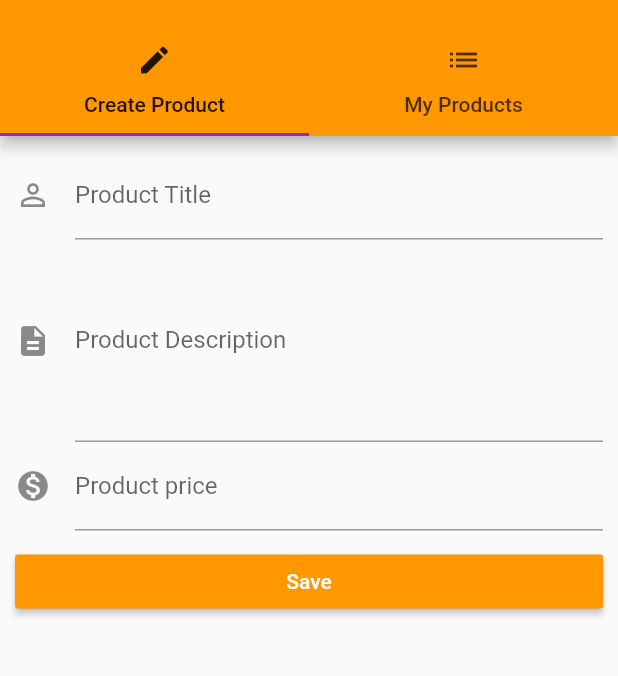
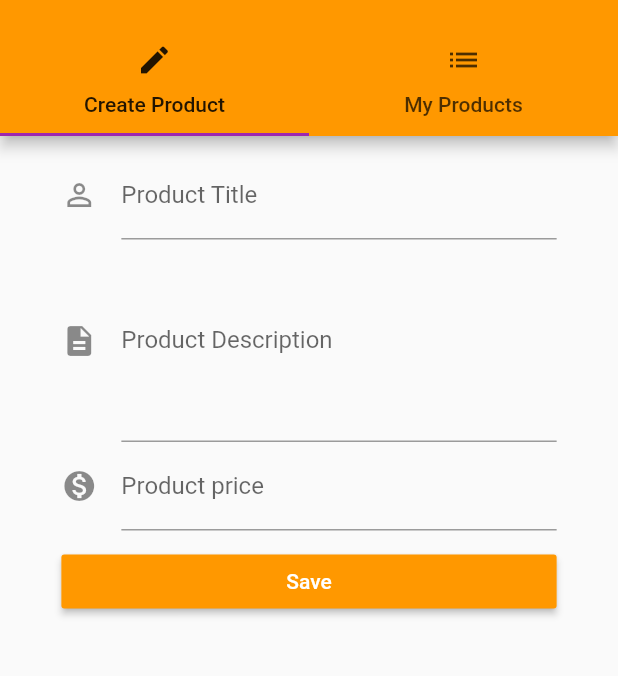
Before and after one commit to felipefschwade/cursoFlutterUdemy, a Flutter app: the AdminPage screen opened by its route, on a phone screen of 412 x 824 dp, the part 59-735 px from its top. Run offline on Flutter 3.47's test engine with Material 2 defaults, Android fonts, the phone set to English and light mode, and no system bars.

```diff
--- a/lib/drawer.dart
+++ b/lib/drawer.dart
@@ -1,4 +1,3 @@
-
 import 'package:flutter/material.dart';
 
 class CustomDrawer extends StatelessWidget {
@@ -37,5 +36,4 @@ class CustomDrawer extends StatelessWidget {
       ),
     );
   }
-
 }
--- a/lib/main.dart
+++ b/lib/main.dart
@@ -37,11 +37,13 @@ class _AppState extends State<App> {
         primarySwatch: Colors.orange,
         accentColor: Colors.purple,
         errorColor: Colors.red,
+        buttonColor: Colors.orange,
         primaryIconTheme: IconThemeData(
           color: Colors.white
         ),
         primaryTextTheme: TextTheme(
-          title: TextStyle(color: Colors.white)
+          title: TextStyle(color: Colors.white),
+          button: TextStyle(color: Colors.white),
         )
       ),
       home: AuthPage(),
--- a/lib/pages/product_create.dart
+++ b/lib/pages/product_create.dart
@@ -17,14 +17,8 @@ class _ProductCreateState extends State<ProductCreatePage> {
   String _description = "";
   double _price = 0.0;
 
-
-  @override
-  Widget build(BuildContext context) {
-    return Container(
-      margin: EdgeInsets.all(10.0),
-      child: ListView(
-      children: <Widget>[
-        TextField(
+  Widget _buildTitleTextField() {
+    return TextField(
       decoration: InputDecoration(
         labelText: 'Product Title',
         icon: Icon(Icons.perm_identity),
@@ -35,8 +29,11 @@ class _ProductCreateState extends State<ProductCreatePage> {
           _title = value;
         });
       },
-        ),
-        TextField(
+    );
+  }
+
+  Widget _buildDescriptionTextField() {
+    return TextField(
         decoration: InputDecoration(
         labelText: 'Product Description',
         icon: Icon(Icons.description),
@@ -48,8 +45,11 @@ class _ProductCreateState extends State<ProductCreatePage> {
           _description = value;
         });
       },
-        ),
-        TextField(
+    );
+  }
+
+  Widget _buildPriceTextField() {
+    return TextField(
       decoration: InputDecoration(
         labelText: 'Product price',
         icon: Icon(Icons.monetization_on),
@@ -61,17 +61,38 @@ class _ProductCreateState extends State<ProductCreatePage> {
           _price = double.parse(value);
         });
       },
-        ),
+    );
+  }
+
+  void _submitForm() {
+    final Map<String, dynamic> product = {
+      'title': _title,
+      'price': _price,
+      'description': _description,
+      'image': 'assets/food.jpg'
+    };
+    widget.addProduct(product);
+    Navigator.pushReplacementNamed(context, '/products');
+  }
+
+  @override
+  Widget build(BuildContext context) {
+    final double deviceWidth = MediaQuery.of(context).size.width;
+    final double targetWidth = deviceWidth > 768.0 ? 500.0 : MediaQuery.of(context).size.width * 0.85;
+    final double targetPadding = deviceWidth - targetWidth;
+    return Container(
+      margin: EdgeInsets.all(10.0),
+      child: ListView(
+        padding: EdgeInsets.symmetric(horizontal: targetPadding / 2),
+        children: <Widget>[
+          _buildTitleTextField(),
+          _buildDescriptionTextField(),
+          _buildPriceTextField(),
           SizedBox(height:  10.0),
           RaisedButton(
             child: Text('Save'),
             textColor: Colors.white,
-          color: Theme.of(context).primaryColor,
-          onPressed: () {
-            Map<String, dynamic> product = {'title': _title, 'price': _price, 'description': _description, 'image': 'assets/food.jpg'};
-            widget.addProduct(product);
-            Navigator.pushReplacementNamed(context, '/products');
-          }
+            onPressed: _submitForm
           )
         ]),
     );
```
Also changed, not shown: lib/pages/auth.dart (+59 -36 lines), lib/widgets/products/product_card.dart (+21 -13 lines). Lines whose indentation alone changed are shown as unchanged.
